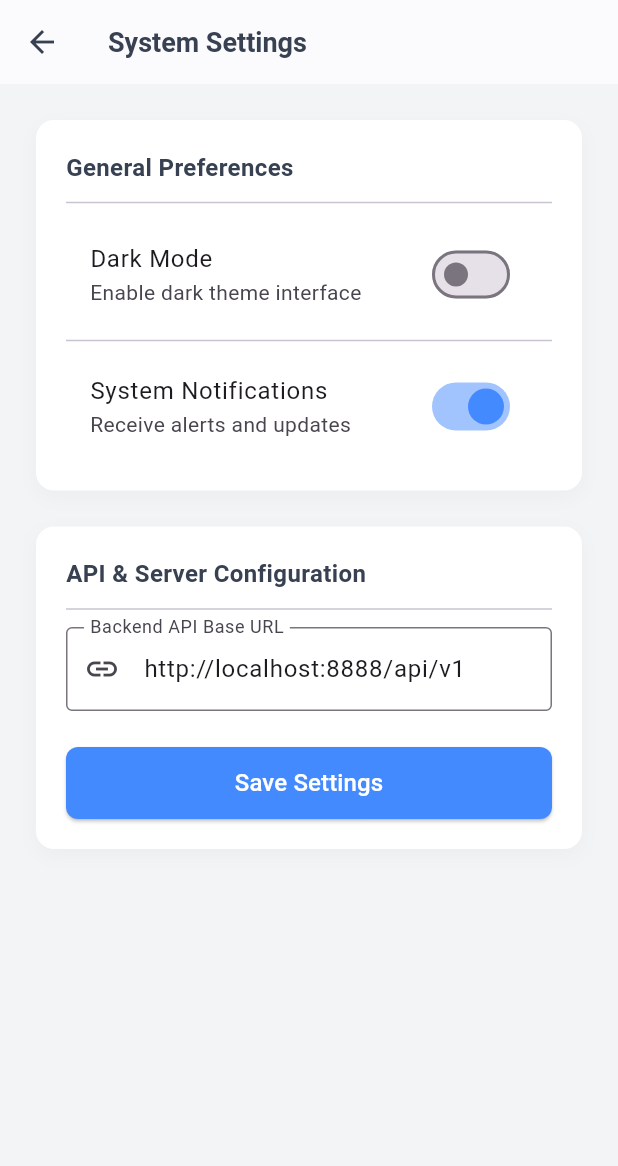
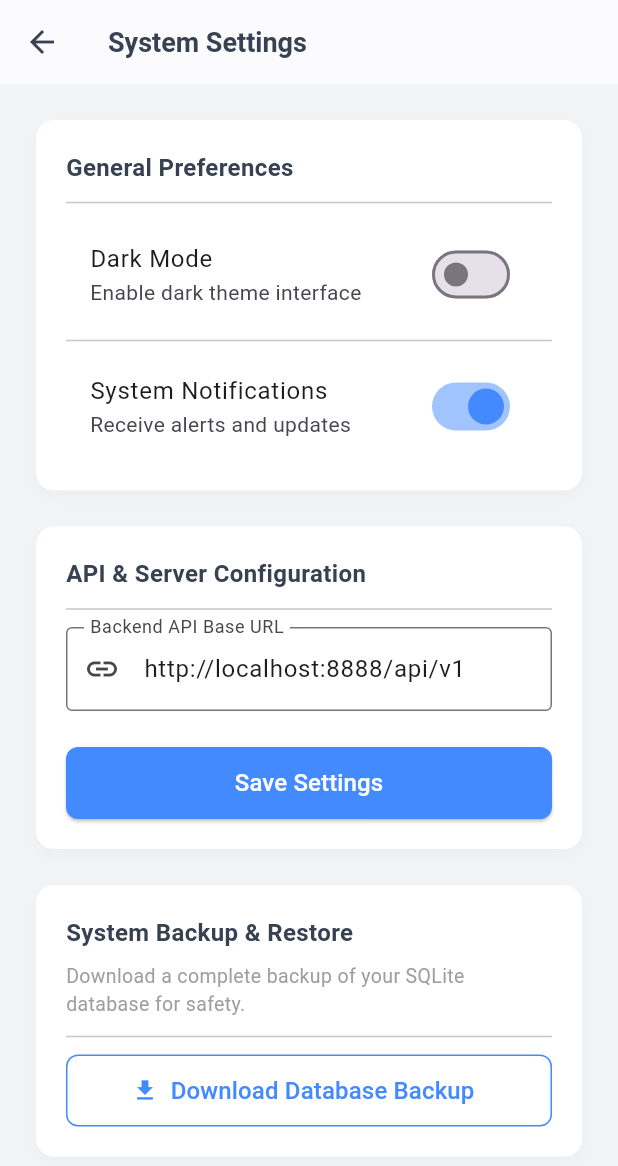
Before and after one commit to DataistOS/upupa, a Flutter app: the SettingsScreen screen opened directly, on a phone screen of 412 x 824 dp. Shown: the top 1166 px of the screen. Run offline on Flutter 3.47's test engine with Material 3 defaults, Android fonts, the light colour scheme and no system bars; our stand-ins replace file_picker, shared_preferences; accounts and stored records are empty.

Commit message:
feat(backup): implement full-stack database backup feature with backend endpoint and Flutter settings integration

```diff
--- a/upupa_frontend/lib/features/settings/pages/settings_screen.dart
+++ b/upupa_frontend/lib/features/settings/pages/settings_screen.dart
@@ -1,5 +1,6 @@
 // upupa_frontend/lib/features/settings/pages/settings_screen.dart
 import 'package:flutter/material.dart';
+import '../services/backup_service.dart';
 
 class SettingsScreen extends StatefulWidget {
   const SettingsScreen({super.key});
@@ -15,6 +16,9 @@ class _SettingsScreenState extends State<SettingsScreen> {
     text: 'http://localhost:8888/api/v1',
   );
   bool _isLoading = false;
+
+  bool _isBackupLoading = false;
+  final BackupService _backupService = BackupService();
 
   @override
   void dispose() {
@@ -40,6 +44,37 @@ class _SettingsScreenState extends State<SettingsScreen> {
         backgroundColor: Colors.green,
       ),
     );
+  }
+
+  Future<void> _handleDownloadBackup() async {
+    setState(() {
+      _isBackupLoading = true;
+    });
+
+    try {
+      await _backupService.downloadBackup();
+      if (!mounted) return;
+      ScaffoldMessenger.of(context).showSnackBar(
+        const SnackBar(
+          content: Text('Database backup downloaded successfully!'),
+          backgroundColor: Colors.green,
+        ),
+      );
+    } catch (e) {
+      if (!mounted) return;
+      ScaffoldMessenger.of(context).showSnackBar(
+        SnackBar(
+          content: Text('Failed to download backup: $e'),
+          backgroundColor: Colors.red,
+        ),
+      );
+    } finally {
+      if (mounted) {
+        setState(() {
+          _isBackupLoading = false;
+        });
+      }
+    }
   }
 
   @override
@@ -178,6 +213,73 @@ class _SettingsScreenState extends State<SettingsScreen> {
                   ],
                 ),
               ),
+              const SizedBox(height: 24),
+
+              Container(
+                padding: const EdgeInsets.all(20),
+                decoration: BoxDecoration(
+                  color: Colors.white,
+                  borderRadius: BorderRadius.circular(12),
+                  boxShadow: [
+                    BoxShadow(
+                      color: Colors.black.withValues(alpha: 0.03),
+                      blurRadius: 10,
+                      offset: const Offset(0, 4),
+                    ),
+                  ],
+                ),
+                child: Column(
+                  crossAxisAlignment: CrossAxisAlignment.start,
+                  children: [
+                    const Text(
+                      'System Backup & Restore',
+                      style: TextStyle(
+                        fontSize: 16,
+                        fontWeight: FontWeight.bold,
+                        color: Color(0xFF374151),
+                      ),
+                    ),
+                    const SizedBox(height: 8),
+                    const Text(
+                      'Download a complete backup of your SQLite database for safety.',
+                      style: TextStyle(fontSize: 13, color: Colors.grey),
+                    ),
+                    const Divider(height: 24),
+                    SizedBox(
+                      width: double.infinity,
+                      height: 48,
+                      child: OutlinedButton.icon(
+                        style: OutlinedButton.styleFrom(
+                          foregroundColor: Colors.blueAccent,
+                          side: const BorderSide(color: Colors.blueAccent),
+                          shape: RoundedRectangleBorder(
+                            borderRadius: BorderRadius.circular(8),
+                          ),
+                        ),
+                        onPressed: _isBackupLoading
+                            ? null
+                            : _handleDownloadBackup,
+                        icon: _isBackupLoading
+                            ? const SizedBox(
+                                height: 20,
+                                width: 20,
+                                child: CircularProgressIndicator(
+                                  strokeWidth: 2,
+                                  color: Colors.blueAccent,
+                                ),
+                              )
+                            : const Icon(Icons.download),
+                        label: Text(
+                          _isBackupLoading
+                              ? 'Downloading Backup...'
+                              : 'Download Database Backup',
+                          style: const TextStyle(fontSize: 16),
+                        ),
+                      ),
+                    ),
+                  ],
+                ),
+              ),
             ],
           ),
         ),
--- /dev/null
+++ b/upupa_frontend/lib/features/settings/services/backup_service.dart
@@ -0,0 +1,34 @@
+// upupa_frontend/lib/features/settings/services/backup_service.dart
+import 'dart:developer';
+import 'package:http/http.dart' as http;
+import 'package:shared_preferences/shared_preferences.dart';
+
+class BackupService {
+  static const String _baseUrl = 'http://127.0.0.1:8888/api/v1';
+
+  Future<void> downloadBackup() async {
+    try {
+      final prefs = await SharedPreferences.getInstance();
+      final token = prefs.getString('auth_token');
+
+      final uri = Uri.parse('$_baseUrl/backup');
+      final response = await http.get(
+        uri,
+        headers: {
+          if (token != null) 'Authorization': 'Bearer $token',
+        },
+      );
+
+      if (response.statusCode == 200) {
+        final bytes = response.bodyBytes;
+        log('Backup downloaded successfully, size: ${bytes.length} bytes');
+
+      } else {
+        throw Exception('Failed to download backup: ${response.statusCode}');
+      }
+    } catch (e) {
+      log('Backup error: $e');
+      rethrow;
+    }
+  }
+}
--- a/upupa_frontend/pubspec.yaml
+++ b/upupa_frontend/pubspec.yaml
@@ -2,7 +2,7 @@
 name: upupa_frontend
 description: "UpUpa is the Backend-as-a-Service (BaaS) platform"
 issue_tracker: https://github.com/DataistOS/upupa/issues
-version: 0.2.2+1
+version: 0.2.3+1
 
 # Environment
 environment:
```
Also changed, not shown: 4 other files.
